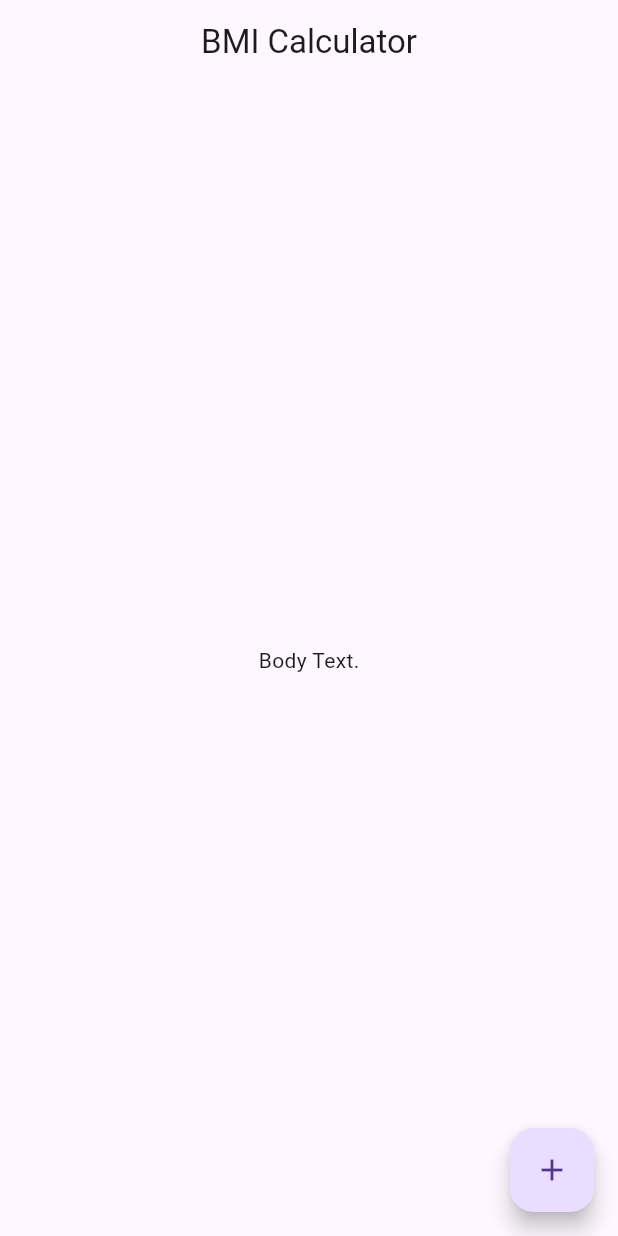
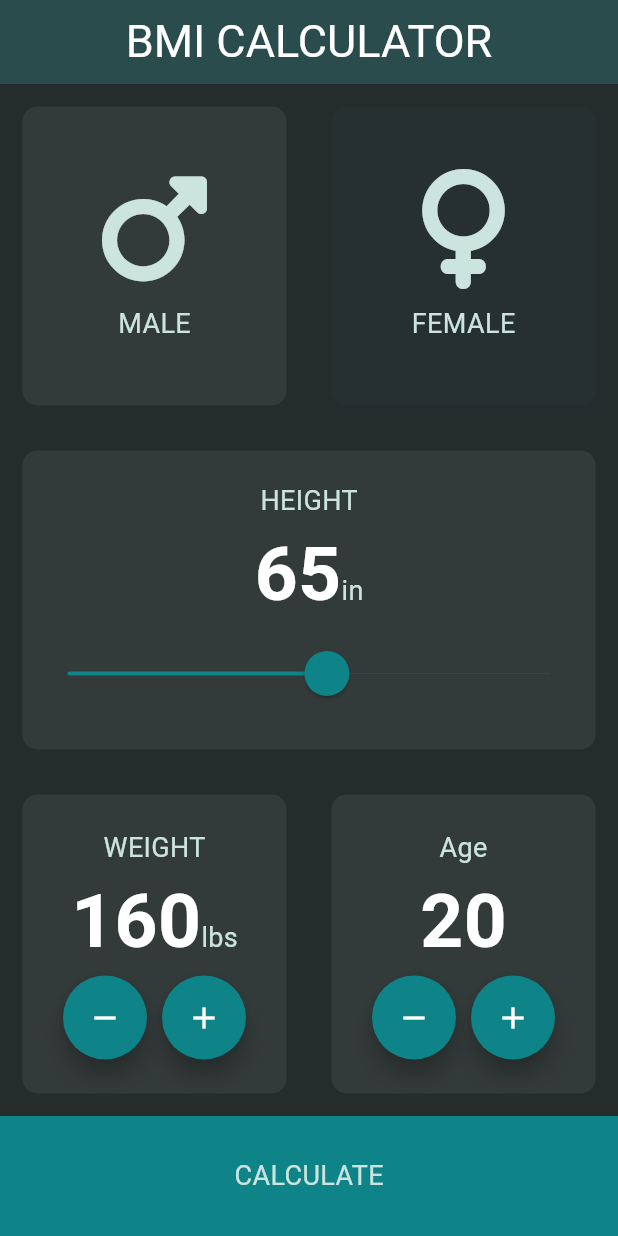
Before and after one commit to murphy-aaron/bmi_calculator_flutter, a Flutter app: the screen it shows after launch, on a phone screen of 412 x 824 dp. Run offline on Flutter 3.47's test engine with Material 3 defaults, Android fonts, the phone set to English and light mode, and no system bars; our stand-ins replace font_awesome_flutter.

```diff
--- /dev/null
+++ b/lib/calculator.dart
@@ -0,0 +1,35 @@
+import 'dart:math';
+
+class Calculator {
+
+  Calculator({required this.height, required this.weight});
+
+  final int height;
+  final int weight;
+  double _bmi = 0;
+
+  String calculateBMI() {
+    _bmi = (weight / pow(height, 2)) * 703;
+    return _bmi.toStringAsFixed(1);
+  }
+
+  String getCategory() {
+    if (_bmi >= 25) {
+      return 'Overweight';
+    } else if (_bmi > 18.5) {
+      return 'Normal';
+    } else {
+      return 'Underweight';
+    }
+  }
+
+  String getInterpretation() {
+    if (_bmi >= 25) {
+      return 'You have a higher than normal body weight. Let\'s get active!';
+    } else if (_bmi > 18.5) {
+      return 'You have a normal body weight for your height. Keep it up!';
+    } else {
+      return 'You have a lower than normal body weight for your height. Doughnuts anyone?';
+    }
+  }
+}
--- /dev/null
+++ b/lib/components/bottom_button.dart
@@ -0,0 +1,29 @@
+import 'package:flutter/material.dart';
+
+import '../constants.dart';
+
+class BottomButton extends StatelessWidget {
+
+  BottomButton({required this.title, required this.onTap});
+
+  final Function() onTap;
+  final String title;
+
+  @override
+  Widget build(BuildContext context) {
+    return GestureDetector(
+      onTap: onTap,
+      child: Container(
+        height: kCalculateCardHeight,
+        width: double.infinity,
+        color: kPrimaryColor,
+        child: Center(
+          child: Text(
+            title,
+            style: kLabelTextStlye,
+          ),
+        ),
+      ),
+    );
+  }
+}
--- /dev/null
+++ b/lib/components/icon_content.dart
@@ -0,0 +1,34 @@
+import 'package:bmi_calculator_flutter/constants.dart';
+import 'package:flutter/material.dart';
+
+class IconContent extends StatelessWidget {
+
+  IconContent({required this.icon, required this.label});
+
+  final String label;
+  final IconData icon;
+
+  @override
+  Widget build(BuildContext context) {
+    return Column(
+      mainAxisAlignment: MainAxisAlignment.center,
+      children: [
+        Icon(
+          icon,
+          size: kIconSize,
+          color: kTextColor,
+        ),
+        SizedBox(
+          height: kSpacing,
+        ),
+        Text(
+          label,
+          style: TextStyle(
+              fontSize: kCardFontSize,
+              color: kTextColor
+          ),
+        )
+      ],
+    );
+  }
+}
--- /dev/null
+++ b/lib/components/reusable_card.dart
@@ -0,0 +1,28 @@
+import 'package:bmi_calculator_flutter/constants.dart';
+import 'package:flutter/material.dart';
+
+
+
+class ReusableCard extends StatelessWidget {
+
+  ReusableCard({required this.color, this.child, this.onPressed});
+
+  final Color color;
+  final Widget? child;
+  final void Function()? onPressed;
+
+  @override
+  Widget build(BuildContext context) {
+    return GestureDetector(
+      onTap: onPressed,
+      child: Container(
+          child: child,
+          margin: const EdgeInsets.all(kMarginSize),
+          decoration: BoxDecoration(
+              color: color,
+              borderRadius: BorderRadius.circular(kBorderRadius)
+          ),
+        ),
+    );
+  }
+}
--- /dev/null
+++ b/lib/components/round_icon_button.dart
@@ -0,0 +1,25 @@
+import 'package:flutter/material.dart';
+
+import '../constants.dart';
+
+class RoundIconButton extends StatelessWidget {
+  const RoundIconButton({required this.icon, required this.onPressed});
+
+  final IconData icon;
+  final Function() onPressed;
+
+  @override
+  Widget build(BuildContext context) {
+    return RawMaterialButton(
+      elevation: 6.0,
+      constraints: BoxConstraints.tightFor(
+          width: 56.0,
+          height: 56.0
+      ),
+      shape: CircleBorder(),
+      fillColor: kPrimaryColor,
+      onPressed: onPressed,
+      child: Icon(icon),
+    );
+  }
+}
--- /dev/null
+++ b/lib/constants.dart
@@ -0,0 +1,52 @@
+import 'package:flutter/material.dart';
+
+const kActiveCardColor = Color(0xFF333A3A);
+const kInactiveCardColor = Color(0xFF263030);
+const kPrimaryColor = Color(0xFF0E8388);
+const kTextColor = Color(0xFFCBE4DE);
+const kSecondaryColor = Color(0xFF2B4C4C);
+const kBackgroundColor = Color(0xFF252C2C);
+
+const kIconSize = 80.0;
+const kCardFontSize = 18.0;
+
+const kCalculateCardHeight = 80.0;
+const kMarginSize = 15.0;
+const kBorderRadius = 10.0;
+const kSpacing = 10.0;
+
+const kMaxWeight = 999;
+const kMaxAge = 120;
+
+const kLabelTextStlye = TextStyle(
+  fontSize: 18.0,
+  color: kTextColor
+);
+
+const kTitleTextStyle = TextStyle(
+  fontSize: 30.0,
+  color: Colors.white
+);
+
+const kNumberTextStyle = TextStyle(
+  fontSize: 50.0,
+  color: Colors.white,
+  fontWeight: FontWeight.bold
+);
+
+const kNormalResultTextStyle = TextStyle(
+  fontSize: 22.0,
+  fontWeight: FontWeight.bold,
+  color: Color(0xFF24D876)
+);
+
+const kBMITextStyle = TextStyle(
+  fontSize: 100.0,
+  fontWeight: FontWeight.bold,
+  color: Colors.white
+);
+
+const kResultBodyTextStyle = TextStyle(
+  fontSize: 18.0,
+  color: Colors.white
+);
--- a/lib/main.dart
+++ b/lib/main.dart
@@ -1,4 +1,7 @@
+import 'package:bmi_calculator_flutter/constants.dart';
 import 'package:flutter/material.dart';
+
+import 'screens/input_page.dart';
 
 void main() {
   runApp(BMICalculator());
@@ -10,36 +13,17 @@ class BMICalculator extends StatelessWidget {
   @override
   Widget build(BuildContext context) {
     return MaterialApp(
+      theme: ThemeData(
+        appBarTheme: ThemeData.dark().appBarTheme.copyWith(
+          foregroundColor: kTextColor
+        ),
+        scaffoldBackgroundColor: kBackgroundColor,
+        colorScheme: const ColorScheme.dark(
+          primary: kPrimaryColor,
+          surface: kSecondaryColor
+        ),
+      ),
       home: InputPage(),
     );
   }
 }
-
-class InputPage extends StatefulWidget {
-  const InputPage({super.key});
-
-  @override
-  State<InputPage> createState() => _InputPageState();
-}
-
-class _InputPageState extends State<InputPage> {
-  @override
-  Widget build(BuildContext context) {
-    return Scaffold(
-      appBar: AppBar(
-        title: Center(
-          child: Text(
-            'BMI Calculator'
-          ),
-        ),
-      ),
-      body: Center(
-        child: Text('Body Text.')
-      ),
-      floatingActionButton: FloatingActionButton(
-        onPressed: () {  },
-        child: Icon(Icons.add)
-      ),
-    );
-  }
-}
--- /dev/null
+++ b/lib/screens/input_page.dart
@@ -0,0 +1,254 @@
+import 'package:bmi_calculator_flutter/calculator.dart';
+import 'package:bmi_calculator_flutter/constants.dart';
+import 'package:bmi_calculator_flutter/components/icon_content.dart';
+import 'package:bmi_calculator_flutter/screens/results_page.dart';
+import 'package:bmi_calculator_flutter/components/reusable_card.dart';
+import 'package:bmi_calculator_flutter/components/round_icon_button.dart';
+import 'package:flutter/material.dart';
+import 'package:font_awesome_flutter/font_awesome_flutter.dart';
+
+import '../components/bottom_button.dart';
+
+
+enum Sex {
+  male,
+  female
+}
+
+class InputPage extends StatefulWidget {
+  const InputPage({super.key});
+
+  @override
+  State<InputPage> createState() => _InputPageState();
+}
+
+class _InputPageState extends State<InputPage> {
+
+  Sex selectedSex = Sex.male;
+  int height = 65;
+  int weight = 160;
+  int age = 20;
+
+  Color maleCardColor = kInactiveCardColor;
+  Color femaleCardColor = kInactiveCardColor;
+
+  @override
+  Widget build(BuildContext context) {
+    return Scaffold(
+      appBar: AppBar(
+        title: const Center(
+          child: Text(
+            'BMI CALCULATOR',
+            style: kTitleTextStyle,
+          ),
+        ),
+      ),
+      body: Column(
+        children: [
+          Expanded(
+            child: Row(
+              children: [
+                Expanded(
+                  child: ReusableCard(
+                    color: selectedSex == Sex.male ? kActiveCardColor : kInactiveCardColor,
+                    child: IconContent(
+                      icon: FontAwesomeIcons.mars,
+                      label: 'MALE',
+                    ),
+                    onPressed: () {
+                      setState(() {
+                        selectedSex = Sex.male;
+                      });
+                    },
+                  ),
+                ),
+                Expanded(
+                  child: ReusableCard(
+                    color: selectedSex == Sex.female ? kActiveCardColor: kInactiveCardColor,
+                    child: IconContent(
+                        icon: FontAwesomeIcons.venus,
+                        label: 'FEMALE',
+                    ),
+                    onPressed: () {
+                      setState(() {
+                        selectedSex = Sex.female;
+                      });
+                    },
+                  ),
+                )
+              ],
+            ),
+          ),
+          Expanded(
+              child: ReusableCard(
+                color: kActiveCardColor,
+                child: Column(
+                  mainAxisAlignment: MainAxisAlignment.center,
+                  crossAxisAlignment: CrossAxisAlignment.center,
+                  children: [
+                    Text(
+                      'HEIGHT',
+                      style: kLabelTextStlye,
+                    ),
+                    Row(
+                      mainAxisAlignment: MainAxisAlignment.center,
+                      crossAxisAlignment: CrossAxisAlignment.baseline,
+                      textBaseline: TextBaseline.alphabetic,
+                      children: [
+                        Text(
+                          height.toString(),
+                          style: kNumberTextStyle,
+                        ),
+                        Text(
+                          'in',
+                          style: kLabelTextStlye,
+                        )
+                      ],
+                    ),
+                    SliderTheme(
+                      data: SliderTheme.of(context).copyWith(
+                        thumbShape: RoundSliderThumbShape(enabledThumbRadius: 15.0),
+                        overlayShape: RoundSliderOverlayShape(overlayRadius: 30.0),
+                        trackHeight: 0.8
+                      ),
+                      child: Slider(
+                        onChanged: (value) {
+                          setState(() {
+                            height = value.toInt();
+                          });
+                        },
+                        min: 36.0,
+                        max: 90.0,
+                        value: height.toDouble(),
+                      ),
+                    )
+                  ],
+                )
+              )
+          ),
+          Expanded(
+            child: Row(
+              children: [
+                Expanded(
+                    child: ReusableCard(
+                      color: kActiveCardColor,
+                      child: Column(
+                        mainAxisAlignment: MainAxisAlignment.center,
+                        children: [
+                          Text(
+                            'WEIGHT',
+                            style: kLabelTextStlye,
+                          ),
+                          Row(
+                            mainAxisAlignment: MainAxisAlignment.center,
+                            crossAxisAlignment: CrossAxisAlignment.baseline,
+                            textBaseline: TextBaseline.alphabetic,
+                            children: [
+                              Text(
+                                weight.toString(),
+                                style: kNumberTextStyle,
+                              ),
+                              Text(
+                                'lbs',
+                                style: kLabelTextStlye,
+                              )
+                            ],
+                          ),
+                          Row(
+                            mainAxisAlignment: MainAxisAlignment.center,
+                            children: [
+                              RoundIconButton(
+                                  icon: Icons.remove,
+                                  onPressed: () {
+                                    setState(() {
+                                      if (weight > 0) {
+                                        weight--;
+                                      }
+                                    });
+                                  }
+                              ),
+                              SizedBox(
+                                width: 10.0,
+                              ),
+                              RoundIconButton(
+                                  icon: Icons.add,
+                                  onPressed: () {
+                                    setState(() {
+                                      if (weight < kMaxWeight) {
+                                        weight++;
+                                      }
+                                    });
+                                  }
+                              ),
+                            ],
+                          )
+                        ],
+                      ),
+                    )
+                ),
+                Expanded(
+                    child: ReusableCard(
+                      color: kActiveCardColor,
+                      child: Column(
+                        mainAxisAlignment: MainAxisAlignment.center,
+                        children: [
+                          Text(
+                            'Age',
+                            style: kLabelTextStlye,
+                          ),
+                          Text(
+                            age.toString(),
+                            style: kNumberTextStyle,
+                          ),
+                          Row(
+                            mainAxisAlignment: MainAxisAlignment.center,
+                            children: [
+                              RoundIconButton(
+                                  icon: Icons.remove,
+                                  onPressed: () {
+                                    setState(() {
+                                      if (age > 1) {
+                                        age--;
+                                      }
+                                    });
+                                  }
+                              ),
+                              SizedBox(
+                                width: 10.0,
+                              ),
+                              RoundIconButton(
+                                  icon: Icons.add,
+                                  onPressed: () {
+                                    setState(() {
+                                      if (age < kMaxAge) {
+                                        age++;
+                                      }
+                                    });
+                                  }
+                              ),
+                            ],
+                          )
+                        ],
+                      ),
+                    )
+                )
+              ],
+            ),
+          ),
+          BottomButton(
+              title: 'CALCULATE',
+              onTap: () {
+
+                Calculator calc = Calculator(height: height, weight: weight);
+
+                Navigator.push(context, MaterialPageRoute(builder: (context) => ResultsPage(
+                  bmiResult: calc.calculateBMI(),
+                  bmiCategory: calc.getCategory(),
+                  bmiInterpretation: calc.getInterpretation(),
+                )));
+              })
+        ],
+      )
+    );
+  }
+}
--- /dev/null
+++ b/lib/screens/results_page.dart
@@ -0,0 +1,74 @@
+import 'package:bmi_calculator_flutter/constants.dart';
+import 'package:bmi_calculator_flutter/components/reusable_card.dart';
+import 'package:flutter/material.dart';
+
+import '../components/bottom_button.dart';
+
+class ResultsPage extends StatelessWidget {
+
+  ResultsPage({required this.bmiResult, required this.bmiCategory, required this.bmiInterpretation});
+
+  final String bmiResult;
+  final String bmiCategory;
+  final String bmiInterpretation;
+
+  @override
+  Widget build(BuildContext context) {
+    return Scaffold(
+      appBar: AppBar(
+        centerTitle: true,
+        title: Text(
+          'BMI CALCULATOR',
+          style: kTitleTextStyle,
+        ),
+      ),
+      body: Column(
+        mainAxisAlignment: MainAxisAlignment.spaceEvenly,
+        crossAxisAlignment: CrossAxisAlignment.stretch,
+        children: [
+          Expanded(
+              child: Container(
+                padding: EdgeInsets.all(15.0),
+                alignment: Alignment.bottomLeft,
+                child: Text(
+                    'Your Result',
+                    style: kNumberTextStyle
+                ),
+              ),
+          ),
+          Expanded(
+            flex: 5,
+            child: ReusableCard(
+              color: kActiveCardColor,
+              child: Column(
+                mainAxisAlignment: MainAxisAlignment.spaceEvenly,
+                crossAxisAlignment: CrossAxisAlignment.center,
+                children: [
+                  Text(
+                    bmiCategory,
+                    style: kNormalResultTextStyle,
+                  ),
+                  Text(
+                    bmiResult,
+                    style: kBMITextStyle,
+                  ),
+                  Text(
+                    bmiInterpretation,
+                    style: kResultBodyTextStyle,
+                    textAlign: TextAlign.center,
+                  )
+                ],
+              ),
+            ),
+          ),
+          BottomButton(
+              title: 'RE-CALCULATE',
+              onTap: () {
+                Navigator.pop(context);
+              }
+          )
+        ],
+      )
+    );
+  }
+}
--- a/pubspec.yaml
+++ b/pubspec.yaml
@@ -35,6 +35,7 @@ dependencies:
   # The following adds the Cupertino Icons font to your application.
   # Use with the CupertinoIcons class for iOS style icons.
   cupertino_icons: ^1.0.6
+  font_awesome_flutter: ^10.7.0
 
 dev_dependencies:
   flutter_test:
```
Also changed, not shown: pubspec.lock, 1 other file.
